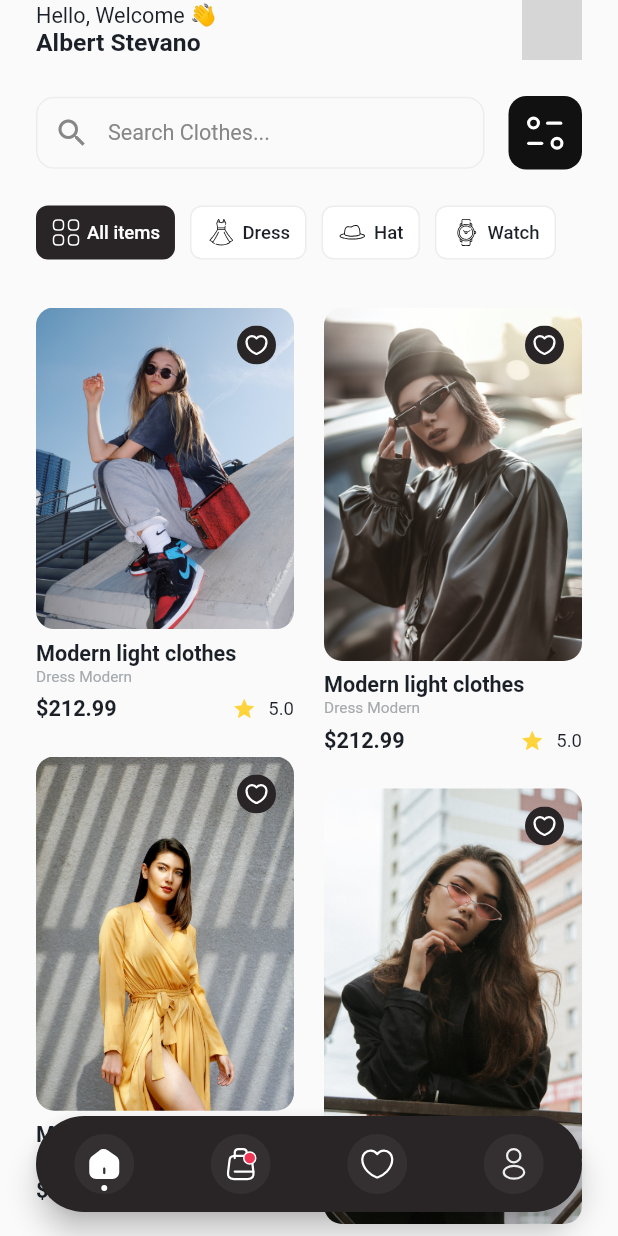
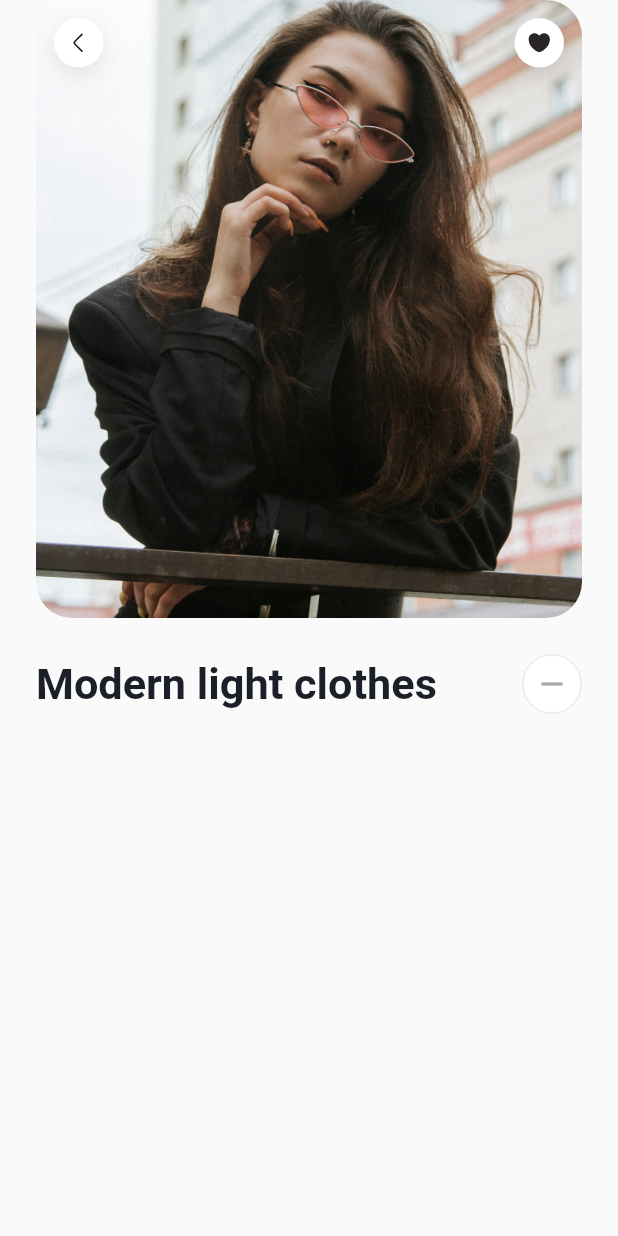
Before and after one commit to PaulMarv/flutter_ecommerce_ui, a Flutter app: the screen it shows after launch, on a phone screen of 412 x 824 dp. Run offline on Flutter 3.47's test engine with Material 2 defaults, Android fonts, the phone set to English and light mode, and no system bars; drawn by our look-alikes of custom_navigation_bar; our stand-ins replace equatable, flutter_svg, google_fonts; grey boxes are pictures that could not be loaded.

Commit message:
started work on the product page

```diff
--- a/lib/app_styles.dart
+++ b/lib/app_styles.dart
@@ -7,6 +7,8 @@ const Color KDarkBrown = Color(0xff1b2028);
 const Color KGrey = Color(0xffa4aaad);
 const Color KDarkGrey = Color(0xff878787);
 const Color KLightGrey = Color(0xffededed);
+
+const Color KBorderColor = Color(0xffEAEAEA);
 
 const Color Kwhite = Color(0xffffffff);
 
--- /dev/null
+++ b/lib/counter.dart
@@ -0,0 +1,12 @@
+import 'package:equatable/equatable.dart';
+
+class Counter extends Equatable {
+  int value;
+
+  Counter({this.value = 0});
+
+  increment() => value++;
+  decrement() => value--;
+  @override
+  List<Object?> get props => [value];
+}
--- a/lib/main.dart
+++ b/lib/main.dart
@@ -1,6 +1,7 @@
 import 'package:custom_navigation_bar/custom_navigation_bar.dart';
 import 'package:flutter/material.dart';
 import 'package:flutter_cloth_store_app/app_styles.dart';
+import 'package:flutter_cloth_store_app/product_detail_page.dart';
 import 'package:flutter_cloth_store_app/size_config.dart';
 import 'package:flutter_staggered_grid_view/flutter_staggered_grid_view.dart';
 import 'package:flutter_svg/svg.dart';
@@ -24,52 +25,53 @@ class _MyAppState extends State<MyApp> {
   Widget build(BuildContext context) {
     return MaterialApp(
       debugShowCheckedModeBanner: false,
-      home: Scaffold(
-        body: const HomeScreen(),
-        floatingActionButtonLocation: FloatingActionButtonLocation.centerFloat,
-        floatingActionButton: Container(
-          padding: const EdgeInsets.symmetric(horizontal: 8),
-          height: 64,
-          child: CustomNavigationBar(
-            isFloating: true,
-            borderRadius: const Radius.circular(40),
-            selectedColor: Kwhite,
-            unSelectedColor: KGrey,
-            backgroundColor: KBrown,
-            strokeColor: Colors.transparent,
-            scaleFactor: 0.1,
-            iconSize: 40,
-            items: [
-              CustomNavigationBarItem(
-                icon: _currentIndex == 0
-                    ? SvgPicture.asset("assets/home_icon_selected.svg")
-                    : SvgPicture.asset("assets/home_icon_unselected.svg"),
-              ),
-              CustomNavigationBarItem(
-                icon: _currentIndex == 1
-                    ? SvgPicture.asset("assets/cart_icon_selected.svg")
-                    : SvgPicture.asset("assets/cart_icon_unselected.svg"),
-              ),
-              CustomNavigationBarItem(
-                icon: _currentIndex == 2
-                    ? SvgPicture.asset("assets/favorite_icon_selected.svg")
-                    : SvgPicture.asset("assets/favorite_icon_unselected.svg"),
-              ),
-              CustomNavigationBarItem(
-                icon: _currentIndex == 3
-                    ? SvgPicture.asset("assets/account_icon_selected.svg")
-                    : SvgPicture.asset("assets/account_icon_unselected.svg"),
-              ),
-            ],
-            currentIndex: _currentIndex,
-            onTap: (index) {
-              setState(() {
-                _currentIndex = index;
-              });
-            },
-          ),
-        ),
-      ),
+      // home: Scaffold(
+      //   body: const HomeScreen(),
+      //   floatingActionButtonLocation: FloatingActionButtonLocation.centerFloat,
+      //   floatingActionButton: Container(
+      //     padding: const EdgeInsets.symmetric(horizontal: 8),
+      //     height: 64,
+      //     child: CustomNavigationBar(
+      //       isFloating: true,
+      //       borderRadius: const Radius.circular(40),
+      //       selectedColor: Kwhite,
+      //       unSelectedColor: KGrey,
+      //       backgroundColor: KBrown,
+      //       strokeColor: Colors.transparent,
+      //       scaleFactor: 0.1,
+      //       iconSize: 40,
+      //       items: [
+      //         CustomNavigationBarItem(
+      //           icon: _currentIndex == 0
+      //               ? SvgPicture.asset("assets/home_icon_selected.svg")
+      //               : SvgPicture.asset("assets/home_icon_unselected.svg"),
+      //         ),
+      //         CustomNavigationBarItem(
+      //           icon: _currentIndex == 1
+      //               ? SvgPicture.asset("assets/cart_icon_selected.svg")
+      //               : SvgPicture.asset("assets/cart_icon_unselected.svg"),
+      //         ),
+      //         CustomNavigationBarItem(
+      //           icon: _currentIndex == 2
+      //               ? SvgPicture.asset("assets/favorite_icon_selected.svg")
+      //               : SvgPicture.asset("assets/favorite_icon_unselected.svg"),
+      //         ),
+      //         CustomNavigationBarItem(
+      //           icon: _currentIndex == 3
+      //               ? SvgPicture.asset("assets/account_icon_selected.svg")
+      //               : SvgPicture.asset("assets/account_icon_unselected.svg"),
+      //         ),
+      //       ],
+      //       currentIndex: _currentIndex,
+      //       onTap: (index) {
+      //         setState(() {
+      //           _currentIndex = index;
+      //         });
+      //       },
+      //     ),
+      //   ),
+      // ),
+      home: ProductDetailPage(),
     );
   }
 }
--- /dev/null
+++ b/lib/product_detail_page.dart
@@ -0,0 +1,147 @@
+import 'package:flutter/material.dart';
+import 'package:flutter_cloth_store_app/app_styles.dart';
+import 'package:flutter_cloth_store_app/counter.dart';
+import 'package:flutter_cloth_store_app/size_config.dart';
+import 'package:flutter_svg/svg.dart';
+
+class ProductDetailPage extends StatefulWidget {
+  const ProductDetailPage({super.key});
+
+  @override
+  State<ProductDetailPage> createState() => _ProductDetailPageState();
+}
+
+class _ProductDetailPageState extends State<ProductDetailPage> {
+  final Counter _counter = Counter();
+
+  void _incrementCounter() {
+    setState(() {
+
+    });
+  }
+
+  void _decrementCounter() {
+    setState(() {
+
+    });
+  }
+
+
+  @override
+  Widget build(BuildContext context) {
+    SizeConfig().init(context);
+
+    return Scaffold(
+      body: SafeArea(
+        child: SingleChildScrollView(
+          padding: const EdgeInsets.symmetric(horizontal: KPaddingHorizontal),
+          child: Column(
+            children: [
+              SizedBox(
+                height: SizeConfig.blocksizeVertical! * 50,
+                child: Stack(
+                  children: [
+                    ClipRRect(
+                      borderRadius: BorderRadius.circular(24),
+                      child: Image.asset(
+                        'assets/images/image_product_detail.png',
+                        height: SizeConfig.blocksizeVertical! * 50,
+                        width: double.infinity,
+                        fit: BoxFit.cover,
+                      ),
+                    ),
+                    Align(
+                      alignment: Alignment.topCenter,
+                      child: Padding(
+                        padding: const EdgeInsets.symmetric(
+                            horizontal: 12, vertical: 12),
+                        child: Row(
+                          mainAxisAlignment: MainAxisAlignment.spaceBetween,
+                          children: [
+                            Container(
+                              height: SizeConfig.blocksizeVertical! * 4,
+                              width: SizeConfig.blocksizeVertical! * 4,
+                              decoration: BoxDecoration(
+                                  shape: BoxShape.circle,
+                                  color: Kwhite,
+                                  boxShadow: [
+                                    BoxShadow(
+                                        color: KBrown.withOpacity(0.11),
+                                        spreadRadius: 0.0,
+                                        blurRadius: 12,
+                                        offset: const Offset(0, 5))
+                                  ]),
+                              padding: const EdgeInsets.all(8),
+                              child: SvgPicture.asset(
+                                  'assets/arrow_back_icon.svg'),
+                            ),
+                            Container(
+                              height: SizeConfig.blocksizeVertical! * 4,
+                              width: SizeConfig.blocksizeVertical! * 4,
+                              decoration: BoxDecoration(
+                                  shape: BoxShape.circle,
+                                  color: Kwhite,
+                                  boxShadow: [
+                                    BoxShadow(
+                                        color: KBrown.withOpacity(0.11),
+                                        spreadRadius: 0.0,
+                                        blurRadius: 12,
+                                        offset: const Offset(0, 5))
+                                  ]),
+                              padding: const EdgeInsets.all(8),
+                              child: SvgPicture.asset(
+                                  'assets/favorite_black_icon.svg'),
+                            ),
+                          ],
+                        ),
+                      ),
+                    )
+                  ],
+                ),
+              ),
+              const SizedBox(
+                height: 24,
+              ),
+              Row(
+                children: [
+                  Expanded(
+                    child: Text('Modern light clothes',
+                        maxLines: 2,
+                        overflow: TextOverflow.ellipsis,
+                        style: KEncodeSansSemiBold.copyWith(
+                          color: KDarkBrown,
+                          fontSize: SizeConfig.blockSizeHorizontal! * 7,
+                        )),
+                  ),
+                  Row(
+                    children: [
+                      GestureDetector(
+                        onTap: () {},
+                        child: Container(
+                          height: 40,
+                          width: 40,
+                          decoration: BoxDecoration(
+                            border: Border.all(
+                              color: KBorderColor,
+                              width: 1,
+                            ),
+                            shape: BoxShape.circle,
+                            color: Kwhite,
+                          ),
+                          child: const Icon(
+                            Icons.remove,
+                            color: KGrey,
+                          ),
+                        ),
+                      )
+                    ],
+                  )
+                ],
+              )
+            ],
+          ),
+        ),
+      ),
+    );
+  }
+}
--- a/pubspec.yaml
+++ b/pubspec.yaml
@@ -39,6 +39,9 @@ dependencies:
   flutter_staggered_grid_view: ^0.6.2
   flutter_svg: ^2.0.7
   custom_navigation_bar: ^0.8.2
+  flutter_rating_bar: ^4.0.1
+  equatable: ^2.0.5
+  readmore: ^2.2.0
 
 dev_dependencies:
   flutter_test:
```
Also changed, not shown: pubspec.lock.
